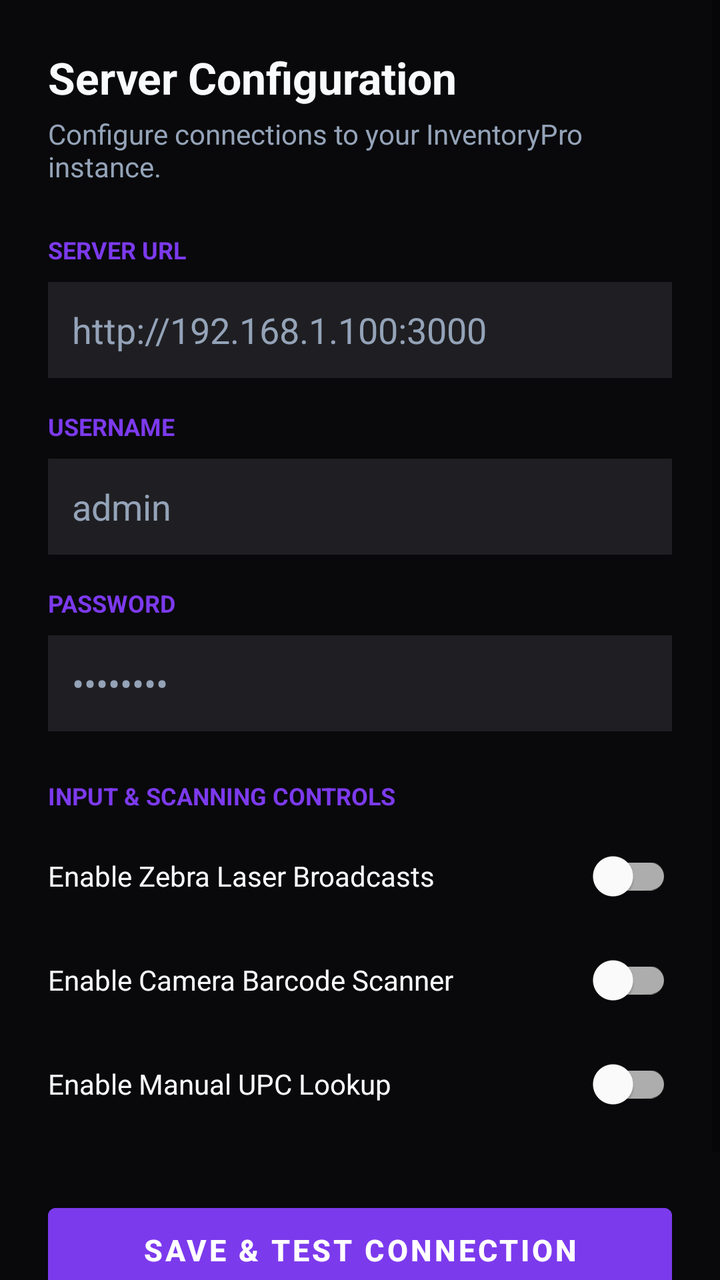
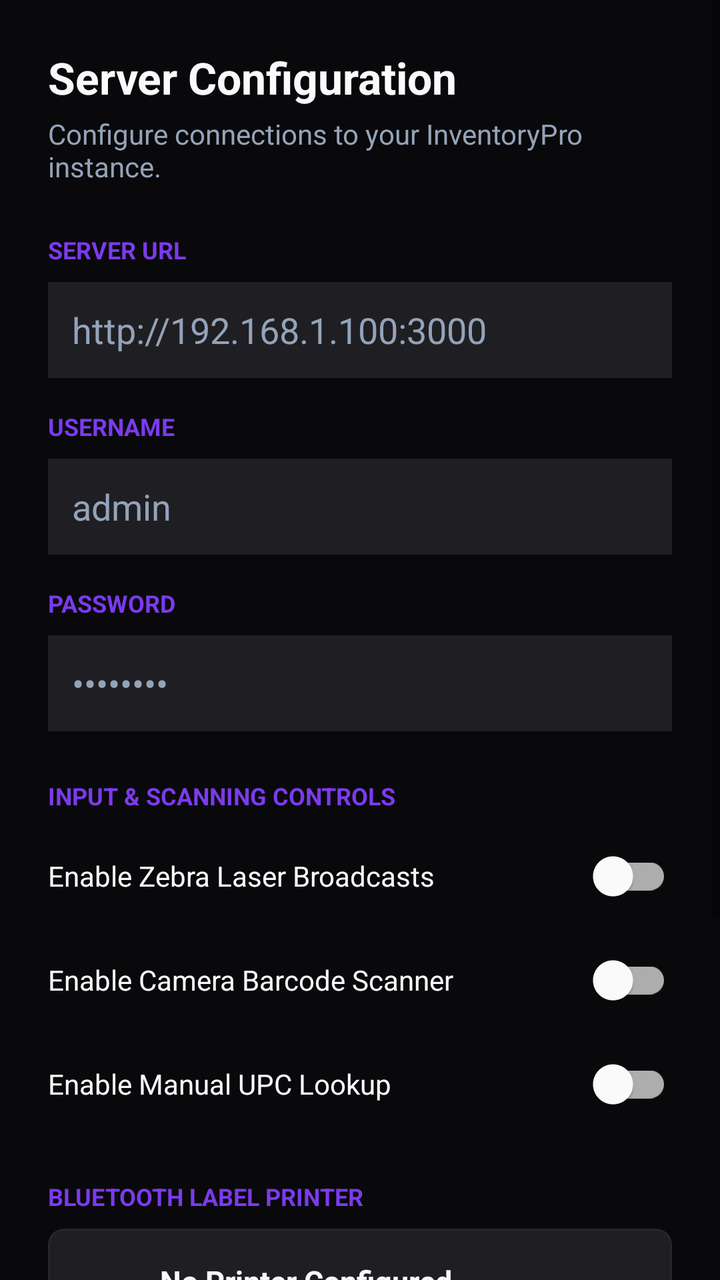

An Android layout rendered at two revisions. The XML below is the earlier revision; the diff shows what the commit changed to produce the second picture.
<!-- AndroidManifest.xml: application theme Theme.InventoryProScanner -->
<!-- res/layout/activity_settings.xml -->
<?xml version="1.0" encoding="utf-8"?>
<ScrollView xmlns:android="http://schemas.android.com/apk/res/android"
    xmlns:app="http://schemas.android.com/apk/res-auto"
    xmlns:tools="http://schemas.android.com/tools"
    android:layout_width="match_parent"
    android:layout_height="match_parent"
    android:background="@color/background"
    android:fillViewport="true">

    <androidx.constraintlayout.widget.ConstraintLayout
        android:layout_width="match_parent"
        android:layout_height="wrap_content"
        android:padding="24dp">

        <TextView
            android:id="@+id/tvSettingsHeader"
            android:layout_width="match_parent"
            android:layout_height="wrap_content"
            android:text="Server Configuration"
            android:textColor="@color/text_primary"
            android:textSize="22sp"
            android:textStyle="bold"
            app:layout_constraintTop_toTopOf="parent" />

        <TextView
            android:id="@+id/tvSettingsSub"
            android:layout_width="match_parent"
            android:layout_height="wrap_content"
            android:layout_marginTop="4dp"
            android:text="Configure connections to your InventoryPro instance."
            android:textColor="@color/text_secondary"
            android:textSize="14sp"
            app:layout_constraintTop_toBottomOf="@id/tvSettingsHeader" />

        
        <TextView
            android:id="@+id/lblServerUrl"
            android:layout_width="match_parent"
            android:layout_height="wrap_content"
            android:layout_marginTop="24dp"
            android:text="SERVER URL"
            android:textColor="@color/primary"
            android:textSize="12sp"
            android:textStyle="bold"
            app:layout_constraintTop_toBottomOf="@id/tvSettingsSub" />

        <EditText
            android:id="@+id/etServerUrl"
            android:layout_width="match_parent"
            android:layout_height="48dp"
            android:layout_marginTop="8dp"
            android:background="@color/surface"
            android:hint="@string/server_url_hint"
            android:inputType="textUri"
            android:padding="12dp"
            android:textColor="@color/text_primary"
            android:textColorHint="@color/text_secondary"
            app:layout_constraintTop_toBottomOf="@id/lblServerUrl" />

        
        <TextView
            android:id="@+id/lblUsername"
            android:layout_width="match_parent"
            android:layout_height="wrap_content"
            android:layout_marginTop="16dp"
            android:text="USERNAME"
            android:textColor="@color/primary"
            android:textSize="12sp"
            android:textStyle="bold"
            app:layout_constraintTop_toBottomOf="@id/etServerUrl" />

        <EditText
            android:id="@+id/etUsername"
            android:layout_width="match_parent"
            android:layout_height="48dp"
            android:layout_marginTop="8dp"
            android:background="@color/surface"
            android:hint="@string/username_hint"
            android:inputType="text"
            android:padding="12dp"
            android:textColor="@color/text_primary"
            android:textColorHint="@color/text_secondary"
            app:layout_constraintTop_toBottomOf="@id/lblUsername" />

        
        <TextView
            android:id="@+id/lblPassword"
            android:layout_width="match_parent"
            android:layout_height="wrap_content"
            android:layout_marginTop="16dp"
            android:text="PASSWORD"
            android:textColor="@color/primary"
            android:textSize="12sp"
            android:textStyle="bold"
            app:layout_constraintTop_toBottomOf="@id/etUsername" />

        <EditText
            android:id="@+id/etPassword"
            android:layout_width="match_parent"
            android:layout_height="48dp"
            android:layout_marginTop="8dp"
            android:background="@color/surface"
            android:hint="@string/password_hint"
            android:inputType="textPassword"
            android:padding="12dp"
            android:textColor="@color/text_primary"
            android:textColorHint="@color/text_secondary"
            app:layout_constraintTop_toBottomOf="@id/lblPassword" />

        
        <TextView
            android:id="@+id/lblFeaturesHeader"
            android:layout_width="match_parent"
            android:layout_height="wrap_content"
            android:layout_marginTop="24dp"
            android:text="INPUT &amp; SCANNING CONTROLS"
            android:textColor="@color/primary"
            android:textSize="12sp"
            android:textStyle="bold"
            app:layout_constraintTop_toBottomOf="@id/etPassword" />

        <com.google.android.material.switchmaterial.SwitchMaterial
            android:id="@+id/switchZebra"
            android:layout_width="match_parent"
            android:layout_height="wrap_content"
            android:layout_marginTop="8dp"
            android:text="Enable Zebra Laser Broadcasts"
            android:textColor="@color/text_primary"
            android:textSize="14sp"
            app:layout_constraintTop_toBottomOf="@id/lblFeaturesHeader" />

        <com.google.android.material.switchmaterial.SwitchMaterial
            android:id="@+id/switchCamera"
            android:layout_width="match_parent"
            android:layout_height="wrap_content"
            android:layout_marginTop="4dp"
            android:text="Enable Camera Barcode Scanner"
            android:textColor="@color/text_primary"
            android:textSize="14sp"
            app:layout_constraintTop_toBottomOf="@id/switchZebra" />

        <com.google.android.material.switchmaterial.SwitchMaterial
            android:id="@+id/switchManual"
            android:layout_width="match_parent"
            android:layout_height="wrap_content"
            android:layout_marginTop="4dp"
            android:text="Enable Manual UPC Lookup"
            android:textColor="@color/text_primary"
            android:textSize="14sp"
            app:layout_constraintTop_toBottomOf="@id/switchCamera" />

        
        <Button
            android:id="@+id/btnSaveSettings"
            android:layout_width="match_parent"
            android:layout_height="54dp"
            android:layout_marginTop="32dp"
            android:backgroundTint="@color/primary"
            android:text="Save &amp; Test Connection"
            android:textColor="@color/on_primary"
            android:textSize="15sp"
            android:textStyle="bold"
            app:layout_constraintTop_toBottomOf="@id/switchManual" />

        
        <TextView
            android:id="@+id/tvStatus"
            android:layout_width="match_parent"
            android:layout_height="wrap_content"
            android:layout_marginTop="16dp"
            android:gravity="center"
            android:textColor="@color/text_secondary"
            android:textSize="14sp"
            android:textStyle="bold"
            app:layout_constraintBottom_toBottomOf="parent"
            app:layout_constraintTop_toBottomOf="@id/btnSaveSettings" />

    </androidx.constraintlayout.widget.ConstraintLayout>
</ScrollView>
<!-- resources referenced by this layout -->
<resources>
  <color name="background">#FF09090B</color>
  <color name="on_primary">#FFFFFFFF</color>
  <color name="primary">#FF7C3AED</color>
  <color name="surface">#FF1F1F23</color>
  <color name="text_primary">#FFF8FAFC</color>
  <color name="text_secondary">#FF94A3B8</color>
  <string name="password_hint">••••••••</string>
  <string name="server_url_hint">http://192.168.1.100:3000</string>
  <string name="username_hint">admin</string>
  <style name="Theme.InventoryProScanner" parent="Theme.MaterialComponents.DayNight.DarkActionBar">
          
          <item name="colorPrimary">@color/primary</item>
          <item name="colorPrimaryVariant">@color/primary_variant</item>
          <item name="colorOnPrimary">@color/on_primary</item>
          
          <item name="colorSecondary">@color/primary</item>
          <item name="colorSecondaryVariant">@color/primary_variant</item>
          <item name="colorOnSecondary">@color/on_primary</item>
          
          <item name="android:statusBarColor">@color/background</item>
          
          <item name="android:windowBackground">@color/background</item>
      </style>
  <color name="primary_variant">#FF6D28D9</color>
</resources>

<!-- the commit's change to res/layout/activity_settings.xml (unified diff, before → after) -->
@@ -5,11 +5,15 @@
     android:layout_width="match_parent"
     android:layout_height="match_parent"
     android:background="@color/background"
-    android:fillViewport="true">
+    android:fillViewport="true"
+    android:focusable="true"
+    android:focusableInTouchMode="true">
 
     <androidx.constraintlayout.widget.ConstraintLayout
         android:layout_width="match_parent"
         android:layout_height="wrap_content"
+        android:focusable="true"
+        android:focusableInTouchMode="true"
         android:padding="24dp">
 
         <TextView
@@ -150,17 +154,139 @@
             app:layout_constraintTop_toBottomOf="@id/switchCamera" />
 
         
+        <TextView
+            android:id="@+id/lblPrinterHeader"
+            android:layout_width="match_parent"
+            android:layout_height="wrap_content"
+            android:layout_marginTop="24dp"
+            android:text="BLUETOOTH LABEL PRINTER"
+            android:textColor="@color/primary"
+            android:textSize="12sp"
+            android:textStyle="bold"
+            app:layout_constraintTop_toBottomOf="@id/switchManual" />
+
+        <com.google.android.material.card.MaterialCardView
+            android:id="@+id/cardPrinterSettings"
+            android:layout_width="match_parent"
+            android:layout_height="wrap_content"
+            android:layout_marginTop="8dp"
+            app:cardBackgroundColor="@color/surface"
+            app:cardCornerRadius="8dp"
+            app:strokeColor="@color/border"
+            app:strokeWidth="1dp"
+            app:layout_constraintTop_toBottomOf="@id/lblPrinterHeader">
+
+            <LinearLayout
+                android:layout_width="match_parent"
+                android:layout_height="wrap_content"
+                android:orientation="vertical"
+                android:padding="16dp">
+
+                <LinearLayout
+                    android:layout_width="match_parent"
+                    android:layout_height="wrap_content"
+                    android:gravity="center_vertical"
+                    android:orientation="horizontal">
+
+                    <ImageView
+                        android:layout_width="28dp"
+                        android:layout_height="28dp"
+                        android:src="@drawable/ic_print"
+                        app:tint="@color/primary" />
+
+                    <LinearLayout
+                        android:layout_width="0dp"
+                        android:layout_height="wrap_content"
+                        android:layout_marginStart="12dp"
+                        android:layout_weight="1"
+                        android:orientation="vertical">
+
+                        <TextView
+                            android:id="@+id/tvSettingsPrinterName"
+                            android:layout_width="wrap_content"
+                            android:layout_height="wrap_content"
+                            android:text="No Printer Configured"
+                            android:textColor="@color/text_primary"
+                            android:textSize="15sp"
+                            android:textStyle="bold" />
+
+                        <TextView
+                            android:id="@+id/tvSettingsPrinterMac"
+                            android:layout_width="wrap_content"
+                            android:layout_height="wrap_content"
+                            android:layout_marginTop="2dp"
+                            android:text="Compatible with Katasymbol &amp; Supvan E11 / E10"
+                            android:textColor="@color/text_secondary"
+                            android:textSize="12sp" />
+                    </LinearLayout>
+                </LinearLayout>
+
+                
+                <LinearLayout
+                    android:layout_width="match_parent"
+                    android:layout_height="wrap_content"
+                    android:layout_marginTop="12dp"
+                    android:orientation="horizontal">
+
+                    <com.google.android.material.button.MaterialButton
+                        android:id="@+id/btnSettingsScanPrinter"
+                        android:layout_width="0dp"
+                        android:layout_height="44dp"
+                        android:layout_marginEnd="6dp"
+                        android:layout_weight="1"
+                        android:text="Scan &amp; Pair"
+                        android:textSize="12sp"
+                        android:textStyle="bold"
+                        android:textColor="@color/white"
+                        app:backgroundTint="@color/primary"
+                        app:cornerRadius="8dp"
+                        app:icon="@drawable/ic_bluetooth"
+                        app:iconSize="16dp"
+                        app:iconTint="@color/white" />
+
+                    <com.google.android.material.button.MaterialButton
+                        android:id="@+id/btnSettingsTestPrint"
+                        android:layout_width="0dp"
+                        android:layout_height="44dp"
+                        android:layout_weight="1"
+                        android:text="Test Print"
+                        android:textSize="12sp"
+                        android:textStyle="bold"
+                        android:textColor="@color/white"
+                        app:backgroundTint="#2E7D32"
+                        app:cornerRadius="8dp"
+                        app:icon="@drawable/ic_print"
+                        app:iconSize="16dp"
+                        app:iconTint="@color/white" />
+                </LinearLayout>
+
+                <Button
+                    android:id="@+id/btnSettingsForgetPrinter"
+                    style="@style/Widget.MaterialComponents.Button.TextButton"
+                    android:layout_width="wrap_content"
+                    android:layout_height="36dp"
+                    android:layout_gravity="end"
+                    android:layout_marginTop="4dp"
+                    android:text="Forget Printer"
+                    android:textColor="#D32F2F"
+                    android:textSize="12sp"
+                    android:visibility="gone" />
+
+            </LinearLayout>
+        </com.google.android.material.card.MaterialCardView>
+
+        
         <Button
             android:id="@+id/btnSaveSettings"
             android:layout_width="match_parent"
             android:layout_height="54dp"
-            android:layout_marginTop="32dp"
+            android:layout_marginTop="24dp"
             android:backgroundTint="@color/primary"
             android:text="Save &amp; Test Connection"
             android:textColor="@color/on_primary"
             android:textSize="15sp"
             android:textStyle="bold"
-            app:layout_constraintTop_toBottomOf="@id/switchManual" />
+            app:layout_constraintTop_toBottomOf="@id/cardPrinterSettings" />
 
         
         <TextView
<!-- resource entries referenced after the edit -->
@@ -1,11 +1,33 @@
 <!-- resources referenced by this layout -->
 <resources>
   <color name="background">#FF09090B</color>
+  <color name="border">#FF27272A</color>
   <color name="on_primary">#FFFFFFFF</color>
   <color name="primary">#FF7C3AED</color>
   <color name="surface">#FF1F1F23</color>
   <color name="text_primary">#FFF8FAFC</color>
   <color name="text_secondary">#FF94A3B8</color>
+  <color name="white">#FFFFFFFF</color>
+  <!-- drawable ic_bluetooth (drawable) -->
+  <vector xmlns:android="http://schemas.android.com/apk/res/android"
+      android:width="24dp"
+      android:height="24dp"
+      android:viewportWidth="24"
+      android:viewportHeight="24">
+    <path
+        android:fillColor="@color/white"
+        android:pathData="M17.71,7.71L12,2h-1v7.59L6.41,5 5,6.41 10.59,12 5,17.59 6.41,19 11,14.41V22h1l5.71,-5.71-4.3,-4.29 4.3,-4.29zM13,5.83l1.88,1.88L13,9.59V5.83zm1.88,10.46L13,18.17v-3.76l1.88,1.88z"/>
+  </vector>
+  <!-- drawable ic_print (drawable) -->
+  <vector xmlns:android="http://schemas.android.com/apk/res/android"
+      android:width="24dp"
+      android:height="24dp"
+      android:viewportWidth="24"
+      android:viewportHeight="24">
+    <path
+        android:fillColor="@color/white"
+        android:pathData="M19,8H5c-1.66,0 -3,1.34 -3,3v6h4v4h12v-4h4v-6c0,-1.66 -1.34,-3 -3,-3zm-3,11H8v-5h8v5zm3,-7c-0.55,0 -1,-0.45 -1,-1s0.45,-1 1,-1 1,0.45 1,1 -0.45,1 -1,1zm-1,-9H6v4h12V3z"/>
+  </vector>
   <string name="password_hint">••••••••</string>
   <string name="server_url_hint">http://192.168.1.100:3000</string>
   <string name="username_hint">admin</string>
